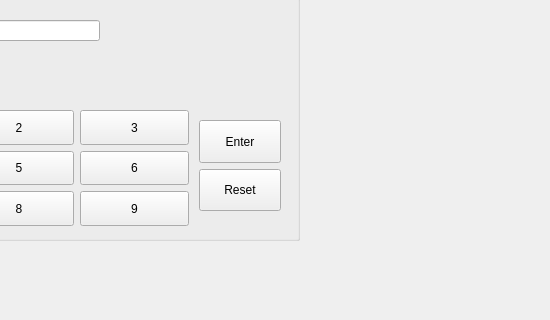
The window that DLLPinCode/pincode.ui (JereKortesalmi/BankProject) describes before a commit, drawn with Qt 5; both pictures show x 581 to 1131 and y 310 to 630 of the 1131 by 749 pixel window.
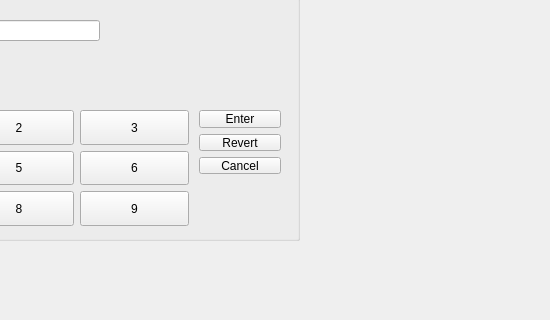
The same window after the commit.

Commit message: ui:n päivitystä

Diff of the .ui file:
```diff
--- a/DLLPinCode/pincode.ui
+++ b/DLLPinCode/pincode.ui
@@ -303,9 +303,9 @@
     <property name="geometry">
      <rect>
       <x>360</x>
-      <y>140</y>
+      <y>130</y>
       <width>82</width>
-      <height>91</height>
+      <height>64</height>
      </rect>
     </property>
     <property name="sizePolicy">
@@ -314,21 +314,8 @@
       <verstretch>0</verstretch>
      </sizepolicy>
     </property>
-    <layout class="QGridLayout" name="gridLayout_2">
-     <item row="1" column="0">
-      <widget class="QPushButton" name="Reset">
-       <property name="sizePolicy">
-        <sizepolicy hsizetype="Minimum" vsizetype="Expanding">
-         <horstretch>0</horstretch>
-         <verstretch>0</verstretch>
-        </sizepolicy>
-       </property>
-       <property name="text">
-        <string>Reset</string>
-       </property>
-      </widget>
-     </item>
-     <item row="0" column="0">
+    <layout class="QVBoxLayout" name="verticalLayout_2">
+     <item>
       <widget class="QPushButton" name="Enter">
        <property name="sizePolicy">
         <sizepolicy hsizetype="Minimum" vsizetype="Expanding">
@@ -341,6 +328,26 @@
        </property>
       </widget>
      </item>
+     <item>
+      <widget class="QPushButton" name="btnRevert">
+       <property name="text">
+        <string>Revert</string>
+       </property>
+      </widget>
+     </item>
+     <item>
+      <widget class="QPushButton" name="Reset">
+       <property name="sizePolicy">
+        <sizepolicy hsizetype="Minimum" vsizetype="Expanding">
+         <horstretch>0</horstretch>
+         <verstretch>0</verstretch>
+        </sizepolicy>
+       </property>
+       <property name="text">
+        <string>Cancel</string>
+       </property>
+      </widget>
+     </item>
     </layout>
    </widget>
   </widget>
```
The commit also changes 3 other files.
